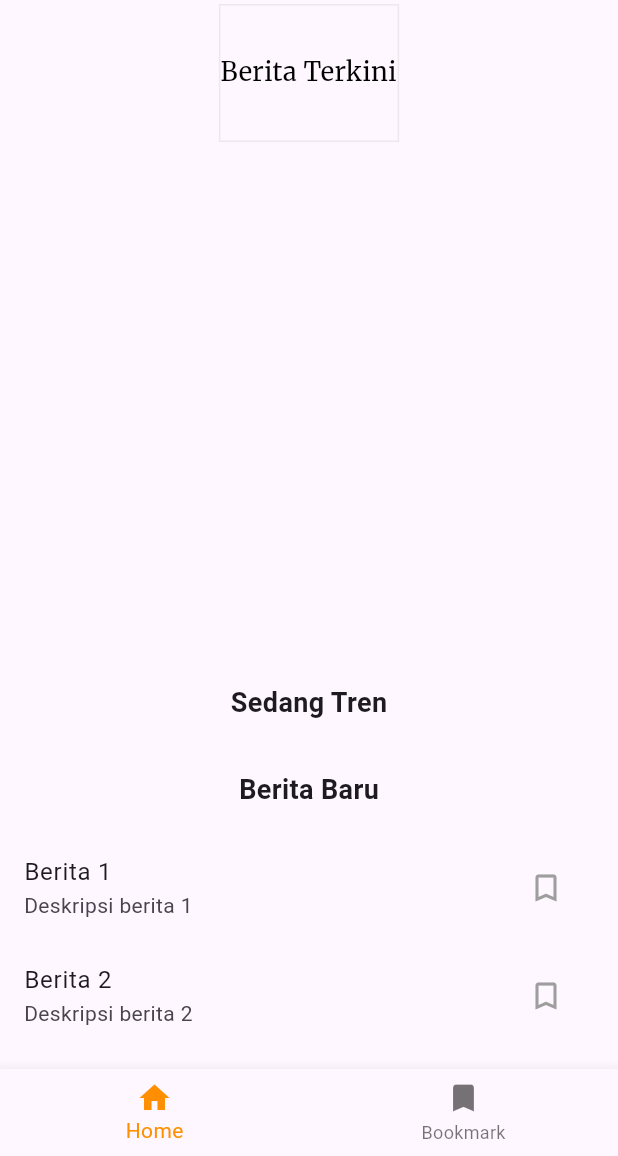
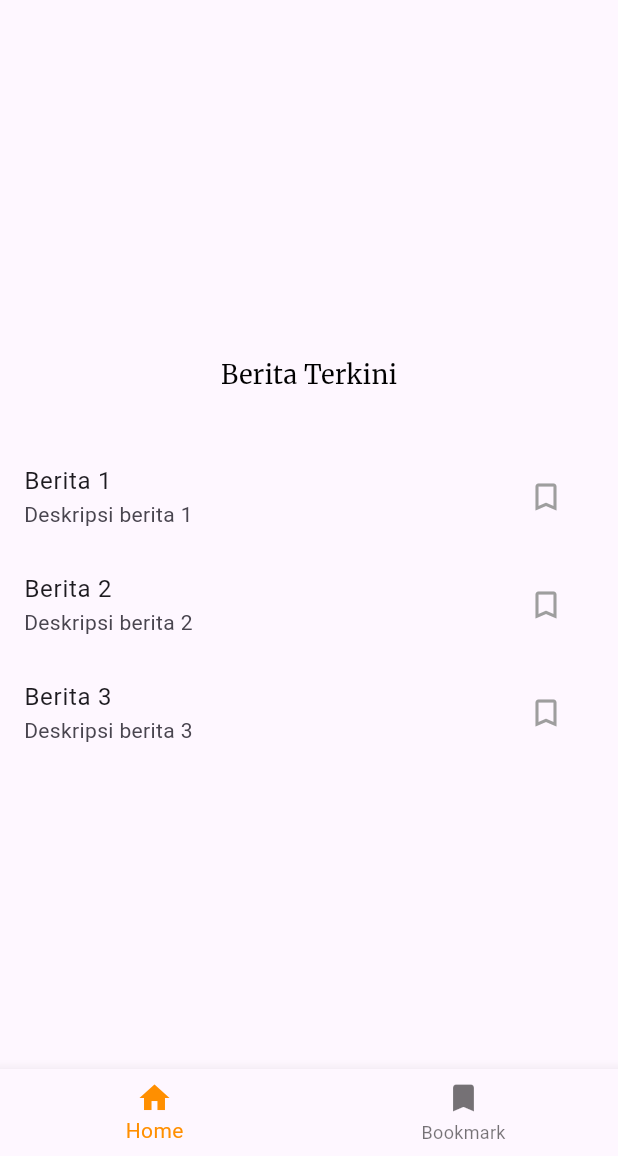
Before and after one commit to AryMahendra/Uas_Pemrograman_Multi_Platform, a Flutter app: the screen it shows after launch, on a phone screen of 412 x 824 dp, the part 80-1236 px from its top. Run offline on Flutter 3.47's test engine with Material 3 defaults, Android fonts, the phone set to English and light mode, and no system bars; our stand-ins replace google_fonts; Roboto replaces fonts that are missing (Abhaya Libre).

Commit message:
mengganti home page

```diff
--- a/lib/pages/home_page.dart
+++ b/lib/pages/home_page.dart
@@ -24,14 +24,11 @@ class _HomePageContentState extends State<HomePageContent> {
     print('Building HomePageContent'); // Log untuk debug
     return SingleChildScrollView(
       child: Column(
+        crossAxisAlignment: CrossAxisAlignment.start,
         children: [
           Container(
-            margin: EdgeInsets.fromLTRB(0, 0, 0, 345),
-            decoration: BoxDecoration(
-              border: Border.all(color: Color(0x7DD9D9D9)),
-            ),
-            child: Container(
-              padding: EdgeInsets.fromLTRB(0, 31.5, 0.6, 32.5),
+            padding: EdgeInsets.symmetric(vertical: 32.5),
+            child: Center(
               child: Text(
                 'Berita Terkini',
                 style: GoogleFonts.getFont(
@@ -42,20 +39,6 @@ class _HomePageContentState extends State<HomePageContent> {
                   color: Color(0xFF000000),
                 ),
               ),
-            ),
-          ),
-          Container(
-            padding: EdgeInsets.all(16.0),
-            child: Text(
-              'Sedang Tren',
-              style: TextStyle(fontSize: 18, fontWeight: FontWeight.bold),
-            ),
-          ),
-          Container(
-            padding: EdgeInsets.all(16.0),
-            child: Text(
-              'Berita Baru',
-              style: TextStyle(fontSize: 18, fontWeight: FontWeight.bold),
             ),
           ),
           ListView.builder(
```
